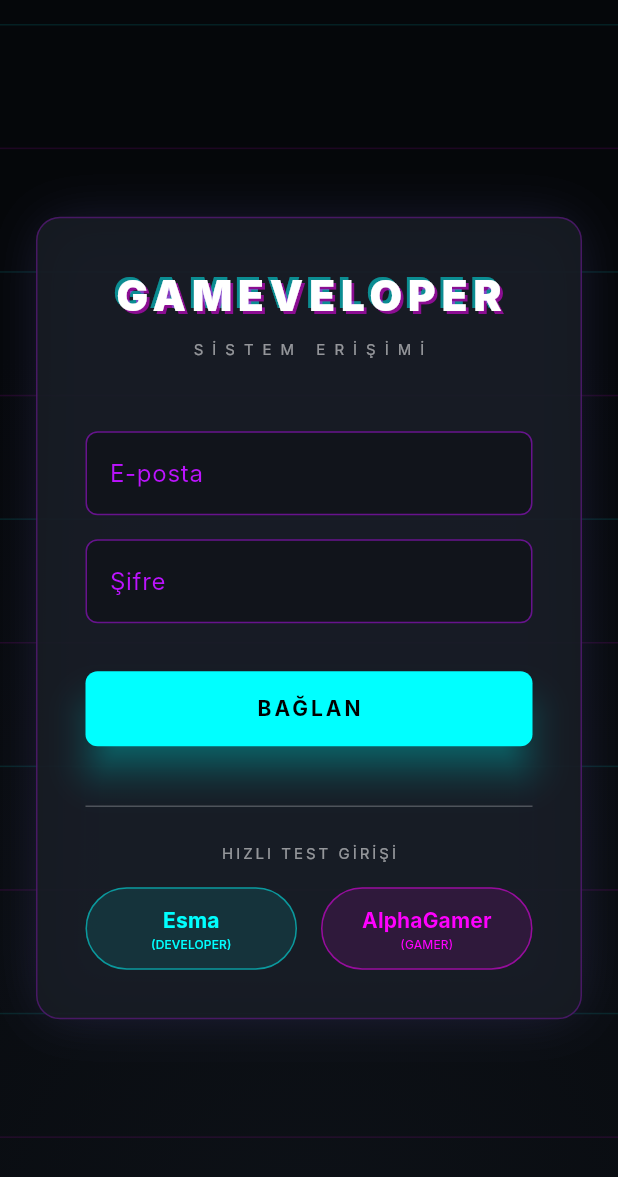
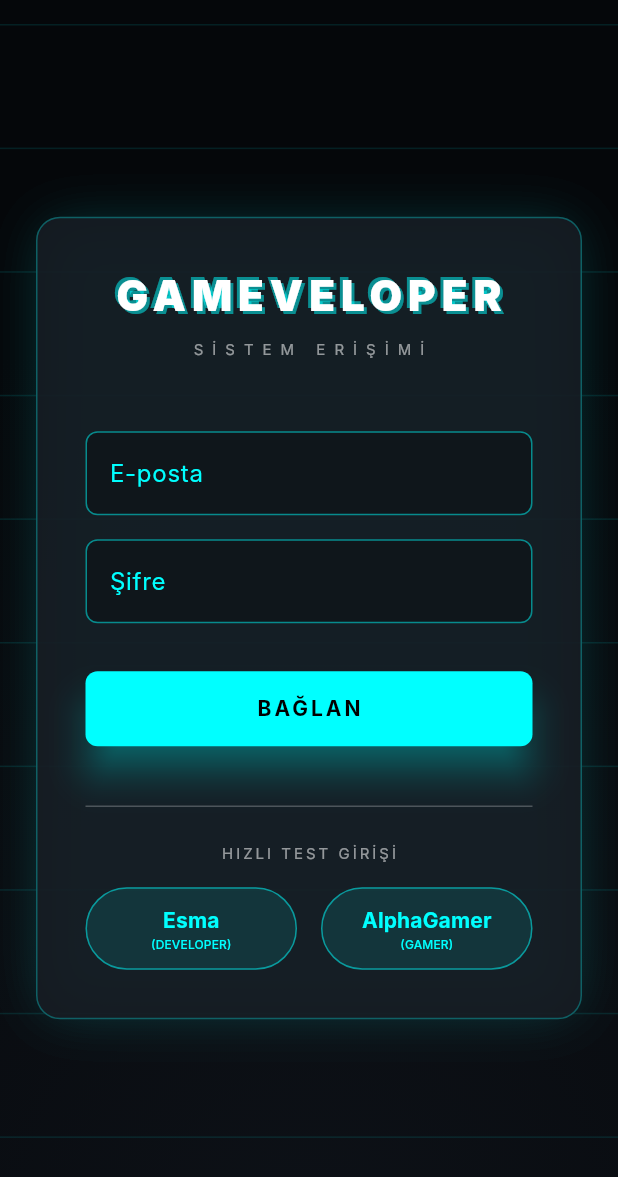
Before and after one commit to esmaberfinkaya/Gameveloper, a Flutter app: the screen it shows after launch, on a phone screen of 412 x 824 dp. Shown: the top 1177 px of the screen. Run offline on Flutter 3.47's test engine with Material 3 defaults, Android fonts, the light colour scheme and no system bars; our stand-ins replace shared_preferences; Roboto replaces fonts that are missing (Inter).

```diff
--- a/mobile/lib/screens/login_screen.dart
+++ b/mobile/lib/screens/login_screen.dart
@@ -110,8 +110,8 @@ class _LoginScreenState extends State<LoginScreen> with SingleTickerProviderStat
                     height: 1,
                     child: Container(
                       color: index % 2 == 0
-                          ? AppTheme.neonCyan.withOpacity(0.1)
-                          : AppTheme.neonPink.withOpacity(0.1),
+                          ? Theme.of(context).primaryColor.withOpacity(0.1)
+                          : Theme.of(context).primaryColor.withOpacity(0.1),
                     ),
                   );
                 }),
@@ -127,10 +127,10 @@ class _LoginScreenState extends State<LoginScreen> with SingleTickerProviderStat
                 decoration: BoxDecoration(
                   color: AppTheme.cardBg.withOpacity(0.9),
                   borderRadius: BorderRadius.circular(16),
-                  border: Border.all(color: AppTheme.accentPurple.withOpacity(0.3)),
+                  border: Border.all(color: Theme.of(context).primaryColor.withOpacity(0.3)),
                   boxShadow: [
-                    BoxShadow(color: AppTheme.neonCyan.withOpacity(0.1), blurRadius: 30, spreadRadius: -5),
-                    BoxShadow(color: AppTheme.neonPink.withOpacity(0.1), blurRadius: 30, spreadRadius: -5),
+                    BoxShadow(color: Theme.of(context).primaryColor.withOpacity(0.1), blurRadius: 30, spreadRadius: -5),
+                    BoxShadow(color: Theme.of(context).primaryColor.withOpacity(0.1), blurRadius: 30, spreadRadius: -5),
                   ],
                 ),
                 child: Column(
@@ -147,7 +147,7 @@ class _LoginScreenState extends State<LoginScreen> with SingleTickerProviderStat
                             style: TextStyle(
                               fontSize: 28,
                               fontWeight: FontWeight.w900,
-                              color: AppTheme.neonCyan.withOpacity(0.5),
+                              color: Theme.of(context).primaryColor.withOpacity(0.5),
                               letterSpacing: 4,
                             ),
                           ),
@@ -159,7 +159,7 @@ class _LoginScreenState extends State<LoginScreen> with SingleTickerProviderStat
                             style: TextStyle(
                               fontSize: 28,
                               fontWeight: FontWeight.w900,
-                              color: AppTheme.neonPink.withOpacity(0.5),
+                              color: Theme.of(context).primaryColor.withOpacity(0.5),
                               letterSpacing: 4,
                             ),
                           ),
@@ -188,13 +188,13 @@ class _LoginScreenState extends State<LoginScreen> with SingleTickerProviderStat
                       style: const TextStyle(color: Colors.white),
                       decoration: InputDecoration(
                         labelText: 'E-posta',
-                        labelStyle: const TextStyle(color: AppTheme.accentPurple),
+                        labelStyle: TextStyle(color: Theme.of(context).primaryColor),
                         enabledBorder: OutlineInputBorder(
-                          borderSide: BorderSide(color: AppTheme.accentPurple.withOpacity(0.5)),
+                          borderSide: BorderSide(color: Theme.of(context).primaryColor.withOpacity(0.5)),
                           borderRadius: BorderRadius.circular(8),
                         ),
                         focusedBorder: OutlineInputBorder(
-                          borderSide: const BorderSide(color: AppTheme.neonCyan),
+                          borderSide: BorderSide(color: Theme.of(context).primaryColor),
                           borderRadius: BorderRadius.circular(8),
                         ),
                         filled: true,
@@ -208,13 +208,13 @@ class _LoginScreenState extends State<LoginScreen> with SingleTickerProviderStat
                       obscureText: true,
                       decoration: InputDecoration(
                         labelText: 'Şifre',
-                        labelStyle: const TextStyle(color: AppTheme.accentPurple),
+                        labelStyle: TextStyle(color: Theme.of(context).primaryColor),
                         enabledBorder: OutlineInputBorder(
-                          borderSide: BorderSide(color: AppTheme.accentPurple.withOpacity(0.5)),
+                          borderSide: BorderSide(color: Theme.of(context).primaryColor.withOpacity(0.5)),
                           borderRadius: BorderRadius.circular(8),
                         ),
                         focusedBorder: OutlineInputBorder(
-                          borderSide: const BorderSide(color: AppTheme.neonCyan),
+                          borderSide: BorderSide(color: Theme.of(context).primaryColor),
                           borderRadius: BorderRadius.circular(8),
                         ),
                         filled: true,
@@ -227,11 +227,11 @@ class _LoginScreenState extends State<LoginScreen> with SingleTickerProviderStat
                       Container(
                         padding: const EdgeInsets.all(12),
                         decoration: BoxDecoration(
-                          color: Colors.red.withOpacity(0.1),
-                          border: Border.all(color: Colors.red.withOpacity(0.5)),
+                          color: Theme.of(context).primaryColor.withOpacity(0.1),
+                          border: Border.all(color: Theme.of(context).primaryColor.withOpacity(0.5)),
                           borderRadius: BorderRadius.circular(8),
                         ),
-                        child: Text(_error!, style: const TextStyle(color: Colors.redAccent, fontSize: 12)),
+                        child: Text(_error!, style: TextStyle(color: Theme.of(context).primaryColor, fontSize: 12)),
                       )
                     ],
 
@@ -243,11 +243,11 @@ class _LoginScreenState extends State<LoginScreen> with SingleTickerProviderStat
                       child: ElevatedButton(
                         onPressed: _isLoading ? null : () => _handleLogin(),
                         style: ElevatedButton.styleFrom(
-                          backgroundColor: AppTheme.neonCyan,
+                          backgroundColor: Theme.of(context).primaryColor,
                           foregroundColor: Colors.black,
                           shape: RoundedRectangleBorder(borderRadius: BorderRadius.circular(8)),
                           elevation: 10,
-                          shadowColor: AppTheme.neonCyan,
+                          shadowColor: Theme.of(context).primaryColor,
                         ),
                         child: _isLoading
                             ? const SizedBox(width: 20, height: 20, child: CircularProgressIndicator(color: Colors.black, strokeWidth: 2))
@@ -267,9 +267,9 @@ class _LoginScreenState extends State<LoginScreen> with SingleTickerProviderStat
                           child: OutlinedButton(
                             onPressed: () => _handleLogin(overrideEmail: 'esma@test.com', overridePassword: 'password123'),
                             style: OutlinedButton.styleFrom(
-                              foregroundColor: AppTheme.neonCyan,
-                              side: BorderSide(color: AppTheme.neonCyan.withOpacity(0.5)),
-                              backgroundColor: AppTheme.neonCyan.withOpacity(0.1),
+                              foregroundColor: Theme.of(context).primaryColor,
+                              side: BorderSide(color: Theme.of(context).primaryColor.withOpacity(0.5)),
+                              backgroundColor: Theme.of(context).primaryColor.withOpacity(0.1),
                               padding: const EdgeInsets.symmetric(vertical: 12),
                             ),
                             child: const Column(
@@ -285,9 +285,9 @@ class _LoginScreenState extends State<LoginScreen> with SingleTickerProviderStat
                           child: OutlinedButton(
                             onPressed: () => _handleLogin(overrideEmail: 'alpha@test.com', overridePassword: 'password123'),
                             style: OutlinedButton.styleFrom(
-                              foregroundColor: AppTheme.neonPink,
-                              side: BorderSide(color: AppTheme.neonPink.withOpacity(0.5)),
-                              backgroundColor: AppTheme.neonPink.withOpacity(0.1),
+                              foregroundColor: Theme.of(context).primaryColor,
+                              side: BorderSide(color: Theme.of(context).primaryColor.withOpacity(0.5)),
+                              backgroundColor: Theme.of(context).primaryColor.withOpacity(0.1),
                               padding: const EdgeInsets.symmetric(vertical: 12),
                             ),
                             child: const Column(
--- a/mobile/lib/screens/main_navigation.dart
+++ b/mobile/lib/screens/main_navigation.dart
@@ -74,7 +74,7 @@ class _MainNavigationState extends State<MainNavigation> {
               _currentIndex = index;
             });
           },
-          items: const [
+          items: [
             BottomNavigationBarItem(
               icon: Icon(Icons.explore_outlined),
               activeIcon: Icon(Icons.explore),
--- a/mobile/lib/theme/app_theme.dart
+++ b/mobile/lib/theme/app_theme.dart
@@ -6,11 +6,12 @@ class AppTheme {
   static const Color cardBg = Color(0xFF161B22);
   static const Color neonCyan = Color(0xFF00FFFF);
   static const Color neonPink = Color(0xFFFF00FF);
-  static const Color accentPurple = Color(0xFFBC13FE);
+  static const Color accentPurple = Color(0xFFFC03CF);
   static const Color neonGreen = Color(0xFF39FF14);
-  static const Color neonYellow = Color(0xFFFFE300);
-  static const Color neonDeepBlue = Color(0xFF0088FF);
-  static const Color neonDeepRed = Color(0xFFFF003C);
+  static const Color neonYellow = Color(0xFFF7EF02);
+  static const Color neonDeepGreen = Color(0xFF03FC1C);
+  static const Color neonDeepBlue = Color(0xFF0505E3);
+  static const Color neonDeepRed = Color(0xFFE00202);
 
   // Text Colors
   static const Color textPrimary = Colors.white;
```
Also changed, not shown: mobile/lib/screens/explore_screen.dart (+4 -4 lines), mobile/lib/screens/ideas_screen.dart (+6 -6 lines), mobile/lib/screens/issues_screen.dart (+18 -18 lines), mobile/lib/screens/partnership_screen.dart (+12 -12 lines), mobile/lib/screens/profile_screen.dart (+12 -12 lines), mobile/lib/widgets/access_gate.dart (+12 -12 lines), mobile/lib/widgets/feed_card.dart (+4 -4 lines), 12 other files.
